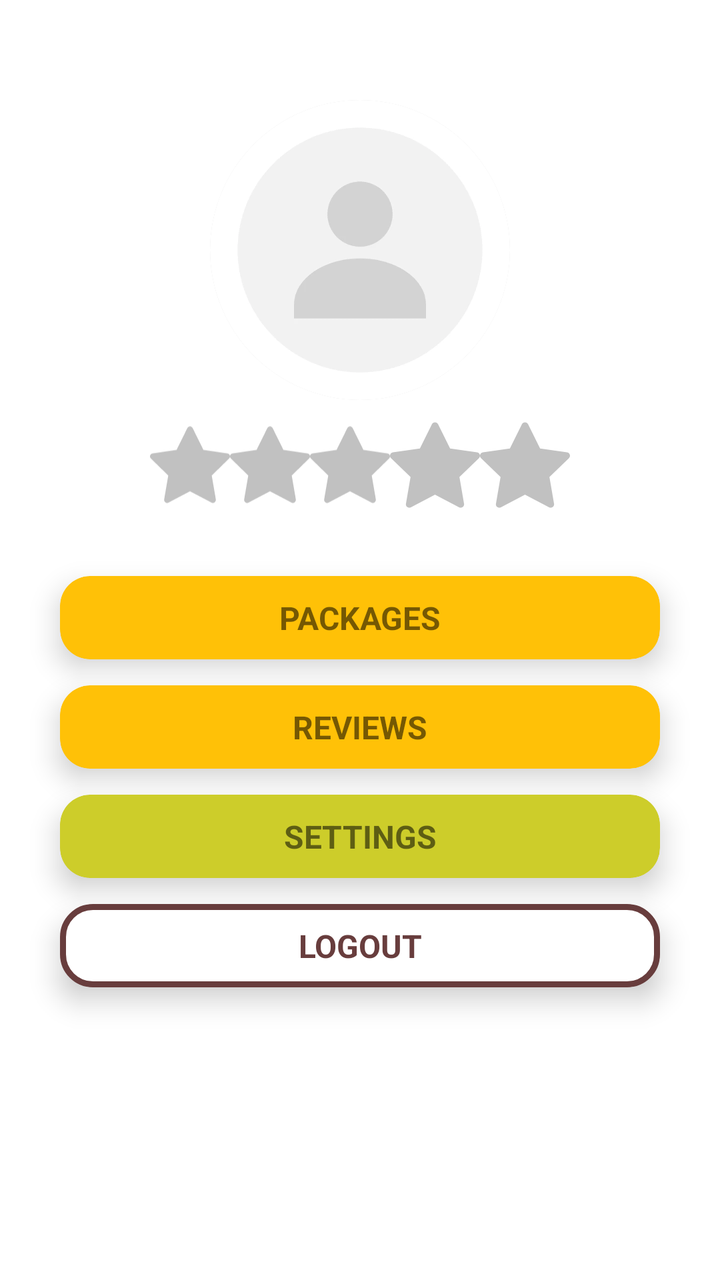
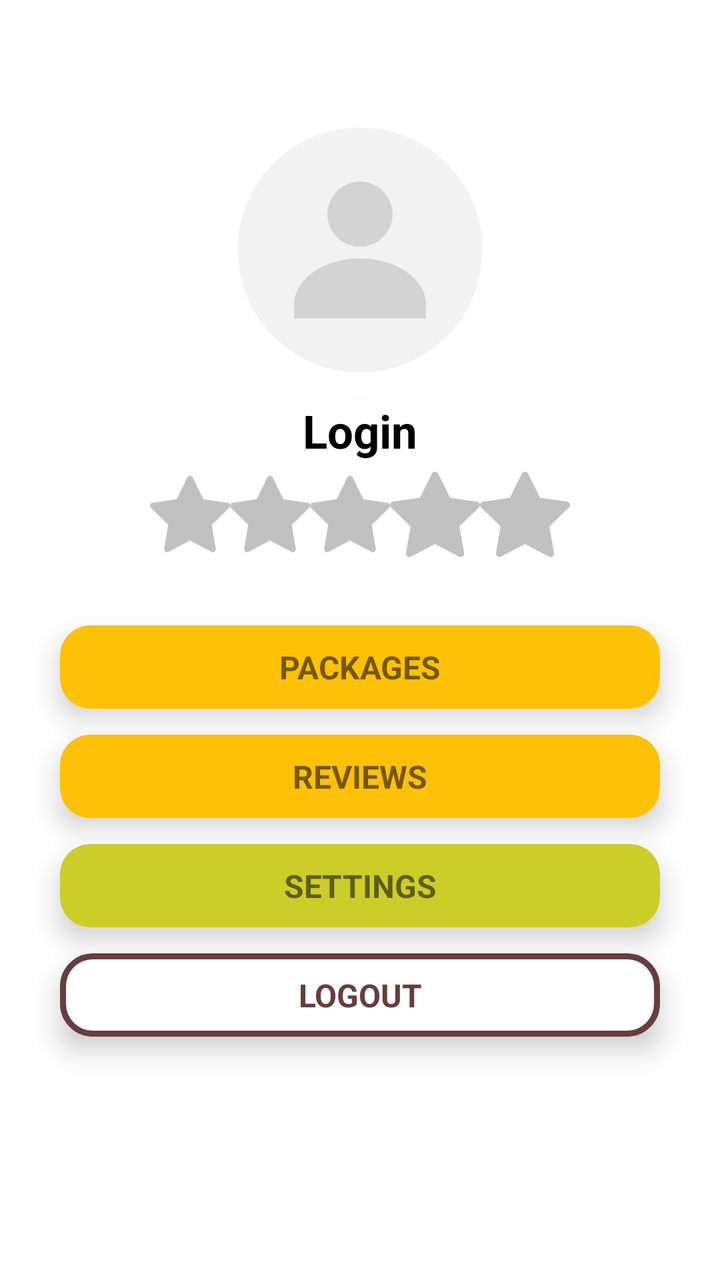

Two renders of the same Android screen: before a commit and after it. Below are the layout's source before the change and the commit's diff.
<!-- AndroidManifest.xml: application theme Theme.Replate -->
<!-- res/layout/fragment_profile.xml -->
<?xml version="1.0" encoding="utf-8"?>
<LinearLayout xmlns:android="http://schemas.android.com/apk/res/android"
    xmlns:tools="http://schemas.android.com/tools"
    android:layout_width="match_parent"
    android:layout_height="match_parent"
    android:orientation="vertical"

    android:gravity="center_horizontal">

    <ImageView
        android:id="@+id/profile_image"
        android:layout_width="150dp"
        android:layout_height="150dp"
        android:src="@drawable/image_profile"
        android:layout_marginTop="50dp"
        android:scaleType="centerCrop"
        android:background="@drawable/background_circle_photo"
        android:clickable="true"
        android:clipToOutline="true"
        android:focusable="true" />
    <LinearLayout
        android:layout_marginTop="10dp"
        android:gravity="center"
        android:layout_width="match_parent"
        android:layout_height="wrap_content">

        <ImageView
            android:id="@+id/star1"
            android:layout_width="40dp"
            android:layout_height="40dp"
            android:src="@drawable/no_review" />

        <ImageView
            android:layout_width="40dp"
            android:layout_height="40dp"
            android:id="@+id/star2"
            android:src="@drawable/no_review"/>
        <ImageView
            android:layout_width="40dp"
            android:layout_height="40dp"
            android:id="@+id/star3"
            android:src="@drawable/no_review"/>
        <ImageView
            android:layout_width="45dp"
            android:layout_height="45dp"
            android:id="@+id/star4"
            android:src="@drawable/no_review"/>
        <ImageView
            android:layout_width="45dp"
            android:layout_height="45dp"
            android:id="@+id/star5"
            android:src="@drawable/no_review"/>

    </LinearLayout>

    <TextView
        android:visibility="gone"
        android:gravity="center"
        android:id="@+id/noreviews"
        android:layout_width="match_parent"
        android:layout_height="wrap_content"
        android:text="No reviews"/>


    <androidx.cardview.widget.CardView
        android:id="@+id/packagesbtn"
        android:layout_gravity="center_horizontal"
        xmlns:android="http://schemas.android.com/apk/res/android"
        xmlns:app="http://schemas.android.com/apk/res-auto"
        android:layout_width="300dp"
        android:layout_height="wrap_content"
        app:cardElevation="8dp"
        app:cardCornerRadius="15dp"
        android:layout_marginTop="33dp"
        app:cardBackgroundColor="@android:color/transparent"
        >

        <LinearLayout
            android:layout_width="match_parent"
            android:layout_height="wrap_content"
            android:orientation="horizontal"
            android:gravity="center_vertical"
            android:backgroundTint="@color/green"
            android:background="@drawable/logout_btn"
            android:paddingVertical="10dp">

            <TextView
                android:layout_gravity="center_horizontal"
                android:layout_width="wrap_content"
                android:textAlignment="center"
                android:layout_weight="1"
                android:layout_height="wrap_content"
                android:text="PACKAGES"
                android:textStyle="bold"
                android:textSize="16sp"/>


        </LinearLayout>
    </androidx.cardview.widget.CardView>

    <androidx.cardview.widget.CardView
        android:id="@+id/reviewsbtn"
        android:layout_gravity="center_horizontal"
        xmlns:android="http://schemas.android.com/apk/res/android"
        xmlns:app="http://schemas.android.com/apk/res-auto"
        android:layout_width="300dp"
        android:layout_height="wrap_content"
        app:cardElevation="8dp"
        app:cardCornerRadius="15dp"
        android:layout_marginTop="13dp"
        app:cardBackgroundColor="@android:color/transparent"
        >

        <LinearLayout
            android:layout_width="match_parent"
            android:layout_height="wrap_content"
            android:orientation="horizontal"
            android:gravity="center_vertical"
            android:backgroundTint="@color/green"
            android:background="@drawable/logout_btn"
            android:paddingVertical="10dp">

            <TextView
                android:layout_gravity="center_horizontal"
                android:layout_width="wrap_content"
                android:textAlignment="center"
                android:layout_weight="1"
                android:layout_height="wrap_content"
                android:text="REVIEWS"
                android:textStyle="bold"
                android:textSize="16sp"/>


        </LinearLayout>
    </androidx.cardview.widget.CardView>

    <androidx.cardview.widget.CardView
        android:id="@+id/settingsbtn"
        android:layout_gravity="center_horizontal"
        xmlns:android="http://schemas.android.com/apk/res/android"
        xmlns:app="http://schemas.android.com/apk/res-auto"
        android:layout_width="300dp"
        android:layout_height="wrap_content"
        app:cardElevation="8dp"
        app:cardCornerRadius="15dp"
        android:layout_marginTop="13dp"
        app:cardBackgroundColor="@android:color/transparent"
        >

        <LinearLayout
            android:backgroundTint="@color/gold"
            android:layout_width="match_parent"
            android:layout_height="wrap_content"
            android:orientation="horizontal"
            android:gravity="center_vertical"
            android:background="@drawable/logout_btn"
            android:paddingVertical="10dp">

            <TextView
                android:layout_gravity="center_horizontal"
                android:layout_width="wrap_content"
                android:textAlignment="center"
                android:layout_weight="1"
                android:layout_height="wrap_content"
                android:text="SETTINGS"
                android:textStyle="bold"
                android:textSize="16sp"/>


        </LinearLayout>
    </androidx.cardview.widget.CardView>


    <androidx.cardview.widget.CardView
        android:id="@+id/logoutbtn"
        android:layout_gravity="center_horizontal"
        xmlns:android="http://schemas.android.com/apk/res/android"
        xmlns:app="http://schemas.android.com/apk/res-auto"
        android:layout_width="300dp"
        android:layout_height="wrap_content"
        app:cardElevation="8dp"
        app:cardCornerRadius="15dp"
        android:layout_marginTop="13dp"
        android:layout_marginBottom="23dp"
        app:cardBackgroundColor="@android:color/transparent"
        >

        <LinearLayout
            android:layout_width="match_parent"
            android:layout_height="wrap_content"
            android:orientation="horizontal"
            android:gravity="center_vertical"
            android:background="@drawable/button_brown_border"
            android:paddingVertical="10dp">

            <TextView
                android:textColor="@color/brown"
                android:layout_gravity="center_horizontal"
                android:layout_width="wrap_content"
                android:textAlignment="center"
                android:layout_weight="1"
                android:layout_height="wrap_content"
                android:text="LOGOUT"
                android:textStyle="bold"
                android:textSize="16sp"/>


        </LinearLayout>
    </androidx.cardview.widget.CardView>

</LinearLayout>
<!-- resources referenced by this layout -->
<resources>
  <color name="brown">#683D3D</color>
  <color name="gold">#CDCD2A</color>
  <color name="green">#FFC107</color>
  <!-- drawable background_circle_photo (drawable) -->
  <?xml version="1.0" encoding="utf-8"?>
  <shape xmlns:android="http://schemas.android.com/apk/res/android" android:shape="oval">
      <solid android:color="#CCCCCC" />
  </shape>
  <!-- drawable button_brown_border (drawable) -->
  <shape xmlns:android="http://schemas.android.com/apk/res/android"
      android:shape="rectangle">
  
      <solid android:color="@android:color/white" />
  
      <stroke
          android:width="3dp"
          android:color="@color/brown" />
  
      <corners android:radius="15dp" />
  </shape>
  <!-- drawable image_profile: webp bitmap (drawable, 2388 bytes) -->
  <!-- drawable logout_btn (drawable) -->
  <?xml version="1.0" encoding="utf-8"?>
  <shape xmlns:android="http://schemas.android.com/apk/res/android"
      android:shape="rectangle">
      <solid
          android:color="@color/white" />
      <corners android:radius="15dp" />
  </shape>
  <!-- drawable no_review (drawable) -->
  <vector xmlns:android="http://schemas.android.com/apk/res/android"
      android:width="182dp"
      android:height="175dp"
      android:viewportWidth="182"
      android:viewportHeight="175">
    <path
        android:pathData="M176.1,61.86L121.55,53.93L97.17,4.5C96.5,3.14 95.4,2.05 94.05,1.38C90.66,-0.29 86.53,1.1 84.83,4.5L60.45,53.93L5.9,61.86C4.4,62.08 3.02,62.79 1.97,63.86C0.7,65.17 -0.01,66.93 0.02,68.75C0.04,70.58 0.79,72.32 2.1,73.59L41.56,112.07L32.24,166.4C32.02,167.67 32.16,168.97 32.64,170.16C33.13,171.35 33.93,172.38 34.97,173.13C36.01,173.88 37.24,174.33 38.52,174.42C39.8,174.51 41.07,174.24 42.21,173.64L91,147.99L139.79,173.64C141.12,174.35 142.67,174.59 144.15,174.33C147.89,173.69 150.4,170.14 149.76,166.4L140.44,112.07L179.9,73.59C180.98,72.54 181.69,71.16 181.9,69.66C182.48,65.9 179.86,62.42 176.1,61.86Z"
        android:fillColor="#C1C1C1"/>
  </vector>
  <style name="Theme.Replate" parent="Base.Theme.Replate" />
  <color name="white">#FFFFFFFF</color>
  <style name="Base.Theme.Replate" parent="Theme.MaterialComponents.DayNight.NoActionBar">
          
          
      </style>
</resources>

<!-- the commit's change to res/layout/fragment_profile.xml (unified diff, before → after) -->
@@ -18,8 +18,17 @@
         android:clickable="true"
         android:clipToOutline="true"
         android:focusable="true" />
+    <TextView
+        android:layout_width="match_parent"
+        android:layout_height="wrap_content"
+        android:text="Login"
+        android:textStyle="bold"
+        android:textSize="23dp"
+        android:textColor="@color/black"
+        android:textAlignment="center"
+        android:id="@+id/userLogin"/>
     <LinearLayout
-        android:layout_marginTop="10dp"
+        android:layout_marginTop="4dp"
         android:gravity="center"
         android:layout_width="match_parent"
         android:layout_height="wrap_content">
<!-- resource entries referenced after the edit -->
@@ -1,5 +1,6 @@
 <!-- resources referenced by this layout -->
 <resources>
+  <color name="black">#FF000000</color>
   <color name="brown">#683D3D</color>
   <color name="gold">#CDCD2A</color>
   <color name="green">#FFC107</color>
